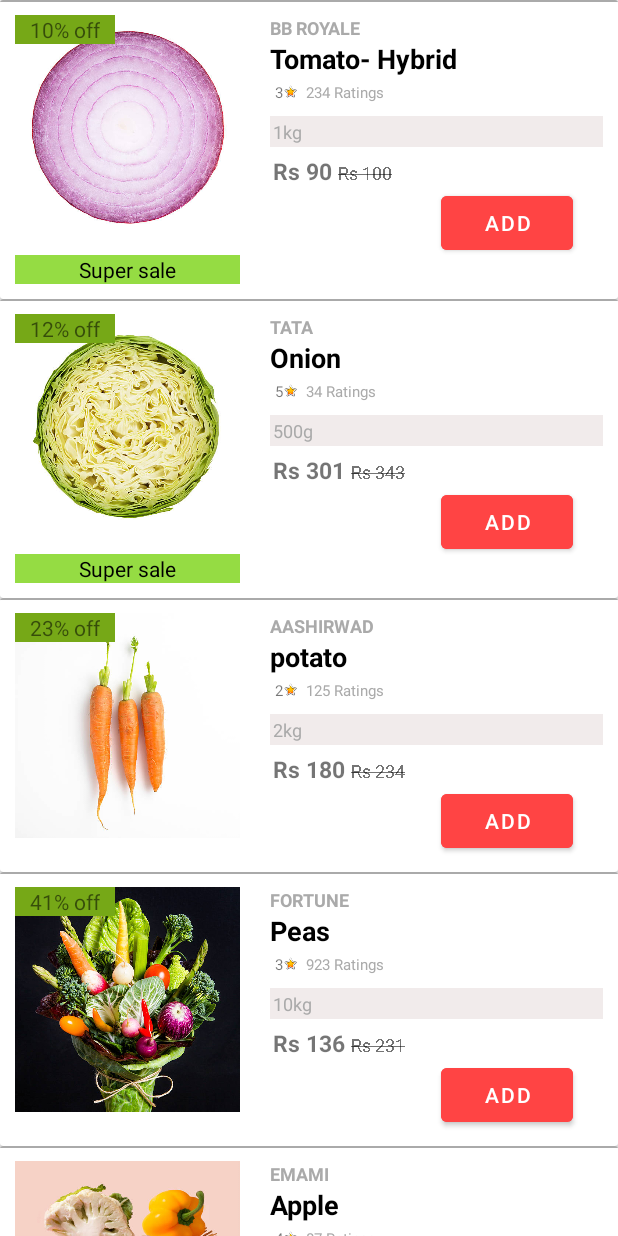
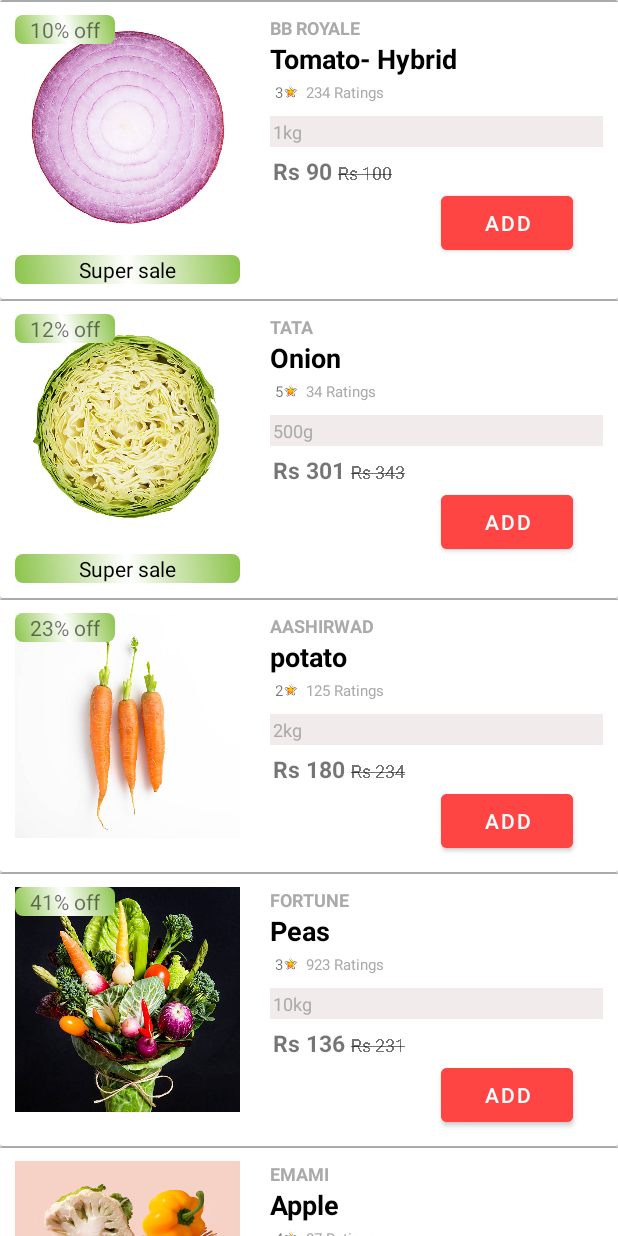
Before and after one commit to sumeshpandit/ComplexUI, an Android app: the screen it shows after launch (MainActivity), on a phone screen of 412 x 824 dp. Run offline under Robolectric (Android 15) with nearby library versions, the light colour scheme and no system bars; our stand-ins replace data binding.

Commit message:
added gradient

```diff
--- /dev/null
+++ b/app/src/main/res/drawable/gradient.xml
@@ -0,0 +1,12 @@
+<?xml version="1.0" encoding="utf-8"?>
+
+<shape xmlns:android="http://schemas.android.com/apk/res/android"
+    android:shape="rectangle">
+    <gradient
+        android:centerColor="@color/white"
+        android:startColor="#8BC34A"
+        android:endColor="#8BC34A"
+        android:angle="45"/>
+    <corners
+        android:radius="5dp"/>
+</shape>
--- a/app/src/main/res/layout/item.xml
+++ b/app/src/main/res/layout/item.xml
@@ -36,7 +36,7 @@
                         android:layout_width="wrap_content"
                         android:layout_height="wrap_content"
                         android:text="20% off"
-                        android:background="#76A817"
+                        android:background="@drawable/gradient"
                         android:paddingLeft="10dp"
                         android:paddingRight="10dp"
                         android:visibility="gone"/>
@@ -48,12 +48,12 @@
                     android:text="offer"
                     android:layout_width="match_parent"
                     android:layout_height="wrap_content"
-                    android:background="#95DC43"
+                    android:background="@drawable/gradient"
                     android:textAlignment="center"
                     android:textColor="@color/black"
                     android:layout_marginTop="10dp"
                     android:gravity="center_horizontal"
-                    android:visibility="gone"/>
+                    android:visibility="gone" />
             </LinearLayout>
 
             <LinearLayout
```
